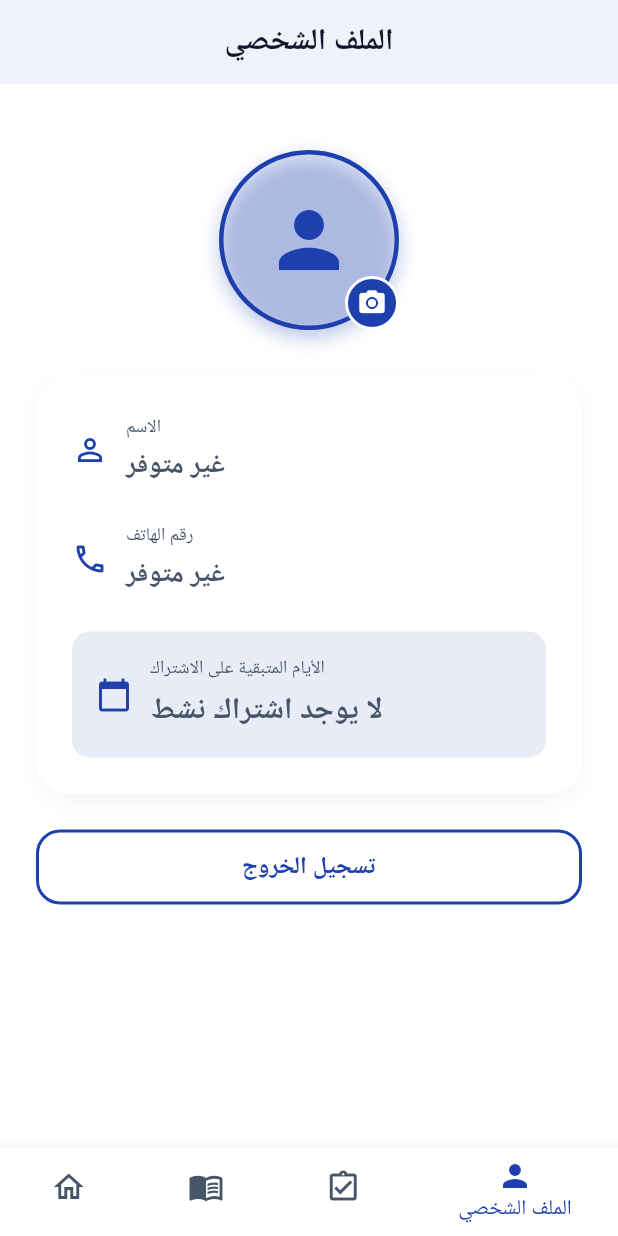
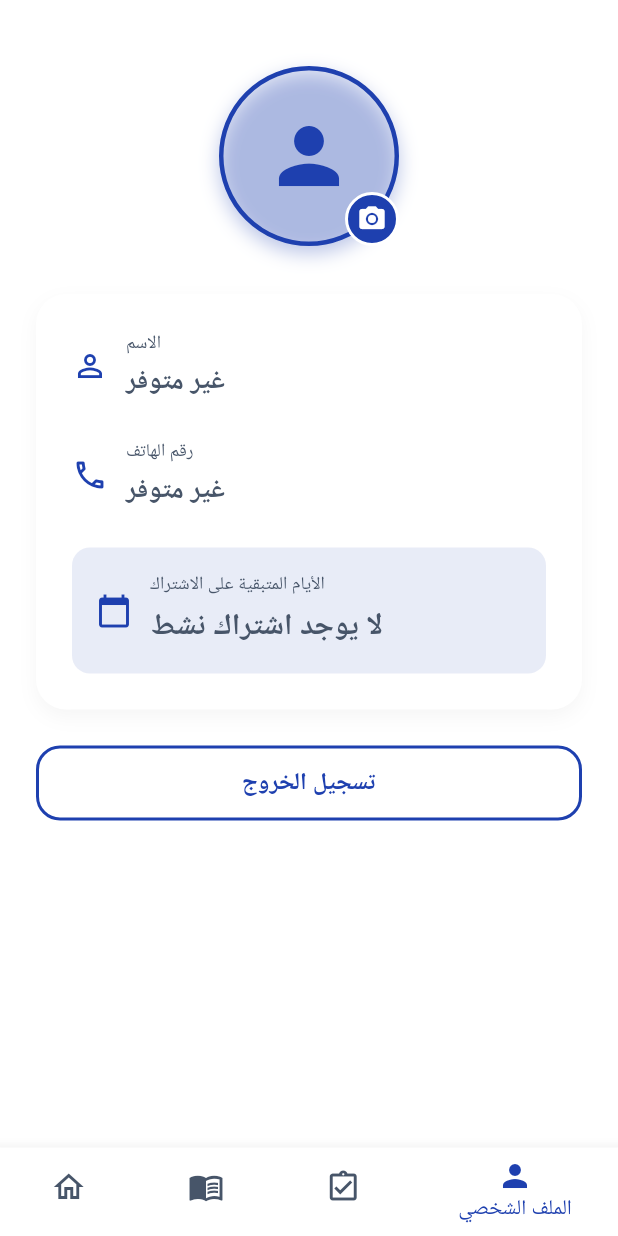
Before and after one commit to MohamedANaagi/TeacherZone, a Flutter app: the MainScreen screen opened by its route, item 4 of the bottom bar chosen, on a phone screen of 412 x 824 dp. Run offline on Flutter 3.47's test engine with Material 3 defaults, Android fonts, the light colour scheme and no system bars; our stand-ins replace chewie, cloud_firestore, equatable, firebase_core, firebase_storage, flutter_bloc and 4 more; accounts and stored records are empty; Roboto replaces fonts that are missing (Urbanist).

Commit message:
Refactor UI structure to enhance layout consistency across screens
- Wrapped the body of `CoursesScreen`, `ExamsScreen`, `HomeScreen`, and `ProfileScreen` in `SafeArea` to ensure proper display on devices with notches and rounded corners.
- Improved the layout of the `CoursesScreen` and `ExamsScreen` by maintaining the existing BlocBuilder structure while enhancing readability.
- Removed the AppBar from `MainScreen` to streamline the user interface.
- Updated padding and structure in `ProfileScreen` for better visual alignment and user experience.

```diff
--- a/lib/features/main/presentation/screens/exams_screen.dart
+++ b/lib/features/main/presentation/screens/exams_screen.dart
@@ -13,7 +13,8 @@ class ExamsScreen extends StatelessWidget {
   Widget build(BuildContext context) {
     return Scaffold(
       backgroundColor: AppColors.backgroundLight,
-      body: BlocBuilder<ExamsCubit, ExamsState>(
+      body: SafeArea(
+        child: BlocBuilder<ExamsCubit, ExamsState>(
         builder: (context, state) {
           if (state.isLoading) {
             return const Center(child: CircularProgressIndicator());
@@ -61,6 +62,7 @@ class ExamsScreen extends StatelessWidget {
             },
           );
         },
+        ),
       ),
     );
   }
--- a/lib/features/main/presentation/screens/home_screen.dart
+++ b/lib/features/main/presentation/screens/home_screen.dart
@@ -40,6 +40,7 @@ class _HomeScreenState extends State<HomeScreen> {
   @override
   Widget build(BuildContext context) {
     return RepaintBoundary(
+      child: SafeArea(
         child: SingleChildScrollView(
           child: Padding(
             padding: const EdgeInsets.all(16.0),
@@ -61,6 +62,7 @@ class _HomeScreenState extends State<HomeScreen> {
               // قسم الميزات
               _buildFeaturesSection(),
             ],
+          ),
         ),
       ),
       ),
--- a/lib/features/main/presentation/screens/main_screen.dart
+++ b/lib/features/main/presentation/screens/main_screen.dart
@@ -6,7 +6,6 @@ import 'home_screen.dart';
 import 'courses_screen.dart';
 import 'exams_screen.dart';
 import 'profile_screen.dart';
-import '../widgets/primary_app_bar.dart';
 
 class MainScreen extends StatefulWidget {
   MainScreen({super.key});
@@ -25,21 +24,10 @@ class _MainScreenState extends State<MainScreen> {
     ProfileScreen(),
   ];
 
-  final List<String> _titles = const [
-    'الرئيسية',
-    'الكورسات',
-    'الاختبارات',
-    'الملف الشخصي',
-  ];
-
   @override
   Widget build(BuildContext context) {
     return Scaffold(
-      appBar: PrimaryAppBar(
-        title: _titles[_currentIndex],
-        // لا نعرض زر الرجوع في الشاشات الرئيسية
-        automaticallyImplyLeading: false,
-      ),
+      // إزالة الـ AppBar تماماً لتحسين الشكل
       body: _pages[_currentIndex],
       bottomNavigationBar: BottomNavigationBar(
         currentIndex: _currentIndex,
--- a/lib/features/main/presentation/screens/profile_screen.dart
+++ b/lib/features/main/presentation/screens/profile_screen.dart
@@ -141,12 +141,13 @@ class _ProfileScreenState extends State<ProfileScreen> {
           previous.imagePath != current.imagePath ||
           previous.subscriptionEndDate != current.subscriptionEndDate,
       builder: (context, state) {
-        return SingleChildScrollView(
-          child: Padding(
-            padding: const EdgeInsets.all(24.0),
-            child: Column(
-              children: [
-                const SizedBox(height: 20),
+        return SafeArea(
+          child: SingleChildScrollView(
+            child: Padding(
+              padding: const EdgeInsets.all(24.0),
+              child: Column(
+                children: [
+                  const SizedBox(height: 20),
 
                 // صورة المستخدم
                 ProfileAvatar(imagePath: state.imagePath, onTap: _pickImage),
@@ -162,6 +163,7 @@ class _ProfileScreenState extends State<ProfileScreen> {
                 _buildLogoutButton(),
               ],
             ),
+          ),
           ),
         );
       },
```
Also changed, not shown: lib/features/main/presentation/screens/courses_screen.dart (+6 -2 lines). Lines whose indentation alone changed are shown as unchanged.
